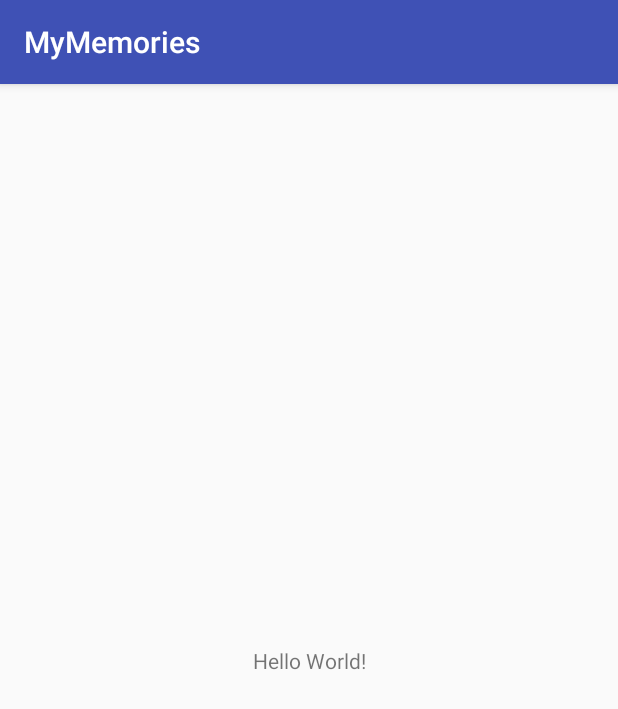
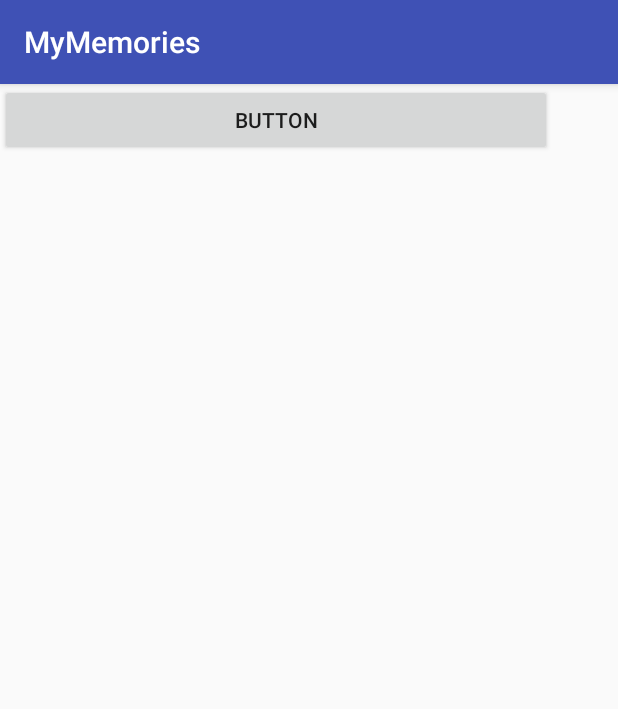
Before and after one commit to Unisep/MyMemories, an Android app: the screen it shows after launch (MainActivity), on a phone screen of 412 x 824 dp. Shown: the top 709 px of the screen. Run offline under Robolectric (Android 15) with nearby library versions, the phone set to English and light mode, and no system bars.

Commit message:
Second commit

```diff
--- a/app/src/main/AndroidManifest.xml
+++ b/app/src/main/AndroidManifest.xml
@@ -16,6 +16,7 @@
                 <category android:name="android.intent.category.LAUNCHER" />
             </intent-filter>
         </activity>
+        <activity android:name=".CadastroMedia"></activity>
     </application>
 
 </manifest>
--- a/app/src/main/res/layout/activity_main.xml
+++ b/app/src/main/res/layout/activity_main.xml
@@ -6,13 +6,12 @@
     android:layout_height="match_parent"
     tools:context="br.edu.unisep.mymemories.MainActivity">
 
-    <TextView
-        android:layout_width="wrap_content"
+    <Button
+        android:id="@+id/button"
+        android:layout_width="368dp"
         android:layout_height="wrap_content"
-        android:text="Hello World!"
-        app:layout_constraintBottom_toBottomOf="parent"
-        app:layout_constraintLeft_toLeftOf="parent"
-        app:layout_constraintRight_toRightOf="parent"
-        app:layout_constraintTop_toTopOf="parent" />
-
+        android:onClick="abrirCadastro"
+        android:text="Button"
+        tools:layout_editor_absoluteX="8dp"
+        tools:layout_editor_absoluteY="435dp" />
 </android.support.constraint.ConstraintLayout>
--- a/app/src/main/res/values/strings.xml
+++ b/app/src/main/res/values/strings.xml
@@ -1,3 +1,7 @@
 <resources>
     <string name="app_name">MyMemories</string>
+    <string name="titulo">Título</string>
+    <string name="capturar">Capturar</string>
+    <string name="foto">Foto</string>
+    <string name="video">Vídeo</string>
 </resources>
```
Also changed, not shown: app/src/main/java/br/edu/unisep/mymemories/CadastroMedia.java (added, +18 -0 lines), app/src/main/java/br/edu/unisep/mymemories/MainActivity.java (+7 -0 lines), app/src/main/res/layout/activity_cadastro_media.xml (added, +64 -0 lines).
